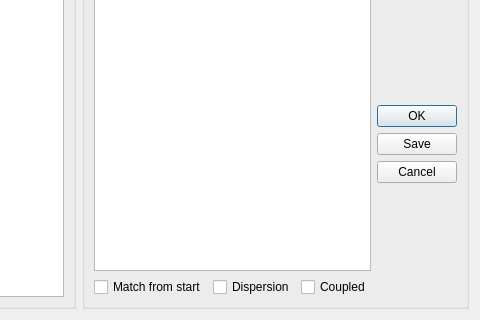
Old version of the form madgui/online/emittance.ui in the repository hibtc/madgui; both pictures show x 270 to 750 and y 130 to 450 of the 750 by 450 pixel window.
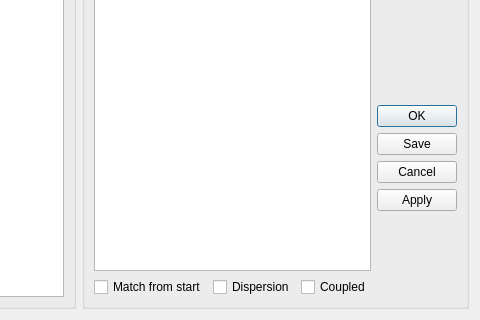
New version of the form. Custom widgets are drawn as their Qt base class.

Commit message: Add "Apply" button for EmittanceWidget

The edit to the form file:
```diff
--- a/madgui/online/emittance.ui
+++ b/madgui/online/emittance.ui
@@ -63,7 +63,7 @@
            <enum>Qt::Vertical</enum>
           </property>
           <property name="standardButtons">
-           <set>QDialogButtonBox::Cancel|QDialogButtonBox::Ok|QDialogButtonBox::Save</set>
+           <set>QDialogButtonBox::Cancel|QDialogButtonBox::Ok|QDialogButtonBox::Apply|QDialogButtonBox::Save</set>
           </property>
          </widget>
         </item>
```
The commit also changes 1 other file.
